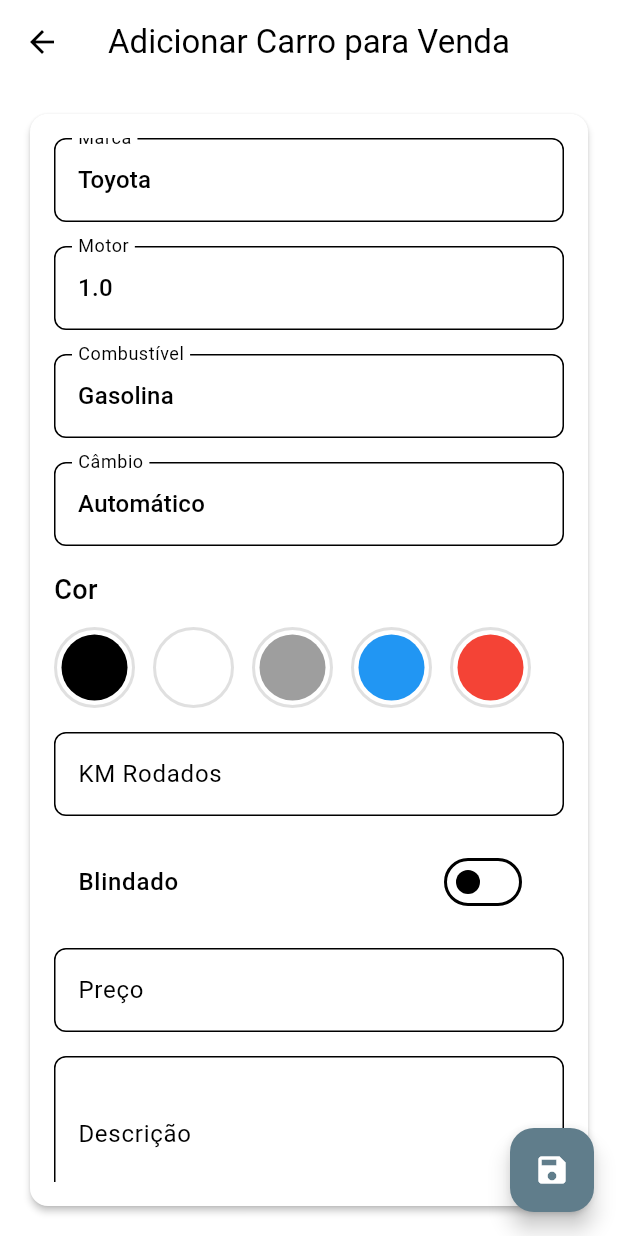
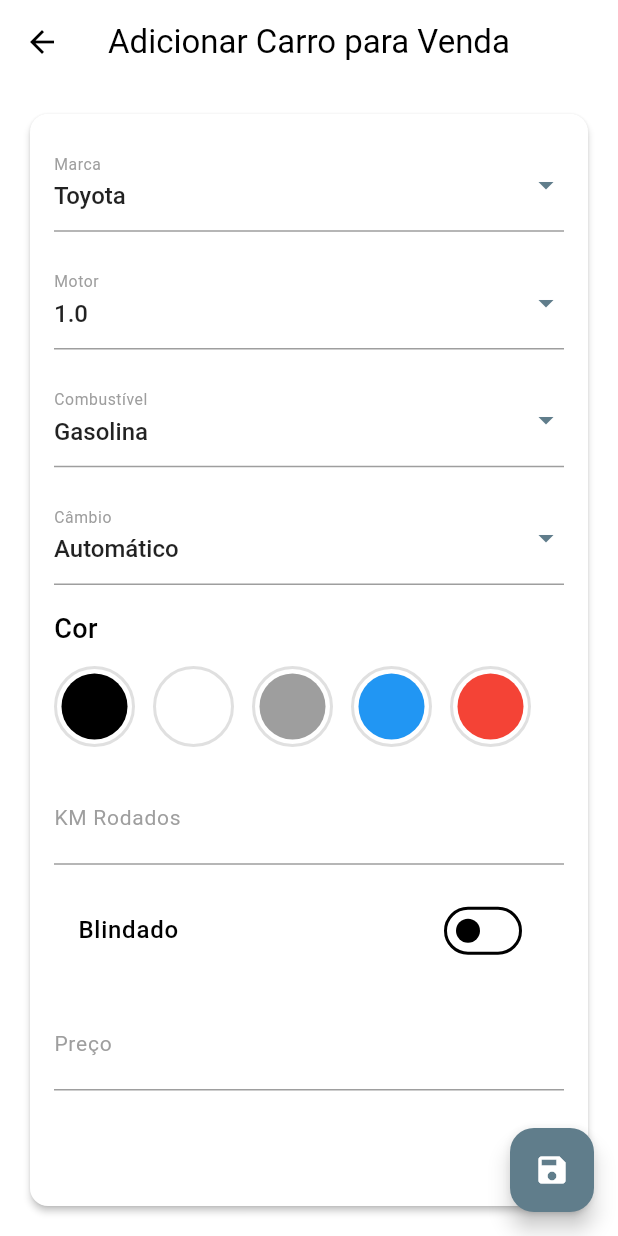
Before and after one commit to Harlock221B/roadcars_app, a Flutter app: the AddCarScreen screen opened directly, on a phone screen of 412 x 824 dp. Run offline on Flutter 3.47's test engine with Material 3 defaults, Android fonts, the phone set to English and light mode, and no system bars; our stand-ins replace cached_network_image, carousel_slider, cloud_firestore, dotted_border, firebase_auth, firebase_core and 2 more; accounts and stored records are empty; network calls fail.

Commit message:
Refatora tela de adição de carro para melhorar a usabilidade e a aparência; ajusta estilos e implementa melhorias na seleção de imagens.

```diff
--- a/lib/view/screens/add_car_screen.dart
+++ b/lib/view/screens/add_car_screen.dart
@@ -87,11 +87,11 @@ class _AddCarScreenState extends State<AddCarScreen> {
           style: TextStyle(
             fontSize: 18,
             fontWeight: FontWeight.bold,
-          color: Colors.black87,  // Cor de texto mais elegante
+            color: Colors.black87, // Cor de texto mais elegante
           ),
           textAlign: TextAlign.center, // Centraliza o texto
         ),
-      const SizedBox(height: 16),  // Mais espaço entre o título e o grid
+        const SizedBox(height: 16), // Mais espaço entre o título e o grid
         GridView.builder(
           shrinkWrap: true,
           itemCount: (_carImages.length + 1) > 6
@@ -100,14 +100,15 @@ class _AddCarScreenState extends State<AddCarScreen> {
           gridDelegate: const SliverGridDelegateWithFixedCrossAxisCount(
             crossAxisCount: 3,
             crossAxisSpacing: 16, // Mais espaço entre os quadrados
-          mainAxisSpacing: 16,  // Mais espaço entre os quadrados
+            mainAxisSpacing: 16, // Mais espaço entre os quadrados
           ),
           itemBuilder: (context, index) {
             if (index < _carImages.length) {
               return Stack(
                 children: [
                   ClipRRect(
-                  borderRadius: BorderRadius.circular(12), // Bordas suavizadas
+                    borderRadius:
+                        BorderRadius.circular(12), // Bordas suavizadas
                     child: Image.memory(
                       _carImages[index],
                       fit: BoxFit.cover,
@@ -116,7 +117,7 @@ class _AddCarScreenState extends State<AddCarScreen> {
                     ),
                   ),
                   Positioned(
-                  top: 6,  // Ajuste fino na posição do ícone de remover
+                    top: 6, // Ajuste fino na posição do ícone de remover
                     right: 6,
                     child: GestureDetector(
                       onTap: () => _removeImage(index),
@@ -169,14 +170,14 @@ class _AddCarScreenState extends State<AddCarScreen> {
                 ),
               );
             } else {
-            return const SizedBox.shrink(); // Se o número de imagens for superior a 6
+              return const SizedBox
+                  .shrink(); // Se o número de imagens for superior a 6
             }
           },
         ),
       ],
     );
   }
-
 
   void _removeImage(int index) {
     setState(() {
@@ -304,7 +305,7 @@ class _AddCarScreenState extends State<AddCarScreen> {
             child: Form(
               key: _formKey,
               child: ListView(
-                physics: BouncingScrollPhysics(),
+                physics: const BouncingScrollPhysics(),
                 children: [
                   _buildDropdownField('Marca', _selectedBrand, brands, (value) {
                     setState(() {
@@ -337,8 +338,10 @@ class _AddCarScreenState extends State<AddCarScreen> {
                   _buildTextField(_kmController, 'KM Rodados'),
                   const SizedBox(height: 16),
                   SwitchListTile(
-                    title: const Text('Blindado',
-                        style: TextStyle(fontWeight: FontWeight.w500)),
+                    title: const Text(
+                      'Blindado',
+                      style: TextStyle(fontWeight: FontWeight.w500),
+                    ),
                     value: _isArmored,
                     onChanged: (bool value) {
                       setState(() {
@@ -363,23 +366,42 @@ class _AddCarScreenState extends State<AddCarScreen> {
     );
   }
 
-  Widget _buildDropdownField(String label, String currentValue,
-      List<String> items, ValueChanged<String?> onChanged) {
+  Widget _buildDropdownField(String label, String? selectedValue,
+      List<String> options, ValueChanged<String?> onChanged) {
     return DropdownButtonFormField<String>(
-      value: currentValue,
-      items: items.map((String value) {
+      value: selectedValue,
+      decoration: InputDecoration(
+        labelText: label,
+        labelStyle: const TextStyle(
+          fontSize: 14,
+          color: Colors.grey,
+          fontWeight: FontWeight.w400,
+        ),
+        contentPadding: const EdgeInsets.symmetric(vertical: 12),
+        enabledBorder: const UnderlineInputBorder(
+          borderSide: BorderSide(color: Colors.grey),
+        ),
+        focusedBorder: const UnderlineInputBorder(
+          borderSide: BorderSide(color: Colors.blueGrey, width: 2),
+        ),
+      ),
+      style: const TextStyle(
+        fontSize: 16,
+        color: Colors.black87,
+        fontWeight: FontWeight.w500,
+      ),
+      icon: const Icon(
+        Icons.arrow_drop_down,
+        color: Colors.blueGrey,
+      ),
+      items: options.map<DropdownMenuItem<String>>((String value) {
         return DropdownMenuItem<String>(
           value: value,
           child: Text(value),
         );
       }).toList(),
       onChanged: onChanged,
-      decoration: InputDecoration(
-        labelText: label,
-        border: OutlineInputBorder(
-          borderRadius: BorderRadius.circular(8),
-        ),
-      ),
+      dropdownColor: Colors.white,
     );
   }
 
@@ -388,10 +410,24 @@ class _AddCarScreenState extends State<AddCarScreen> {
     return TextFormField(
       controller: controller,
       maxLines: maxLines,
+      style: const TextStyle(
+        fontSize: 16,
+        color: Colors.black87,
+        fontWeight: FontWeight.w500,
+      ),
       decoration: InputDecoration(
         labelText: label,
-        border: OutlineInputBorder(
-          borderRadius: BorderRadius.circular(8),
+        labelStyle: const TextStyle(
+          fontSize: 14,
+          color: Colors.grey,
+          fontWeight: FontWeight.w400,
+        ),
+        contentPadding: const EdgeInsets.symmetric(vertical: 12),
+        enabledBorder: const UnderlineInputBorder(
+          borderSide: BorderSide(color: Colors.grey),
+        ),
+        focusedBorder: const UnderlineInputBorder(
+          borderSide: BorderSide(color: Colors.blueGrey, width: 2),
         ),
       ),
       validator: (value) {
```
Lines whose indentation alone changed are shown as unchanged.
